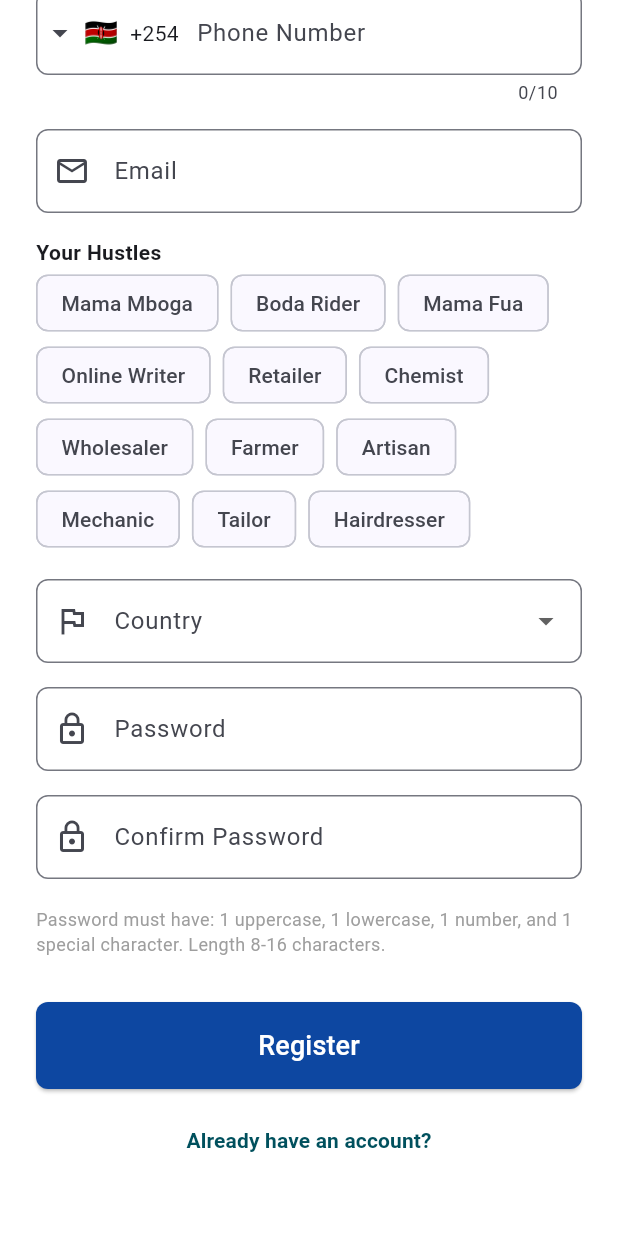
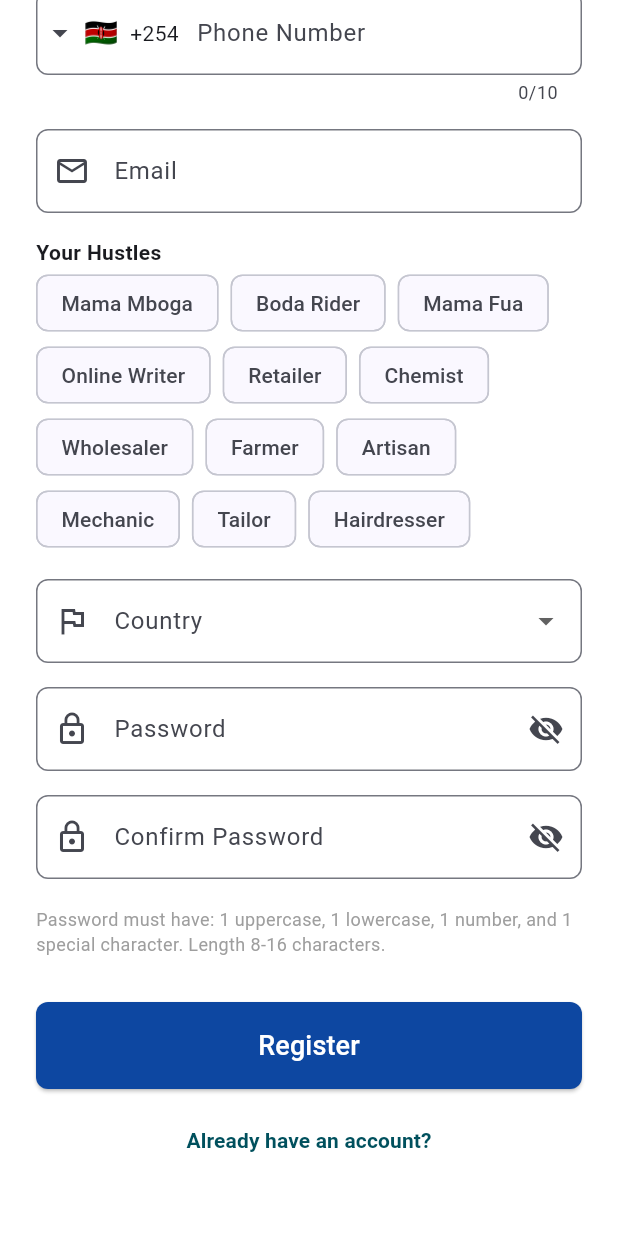
Before and after one commit to Veranzi/Jasho, a Flutter app: the SignupScreen screen opened by its route, scrolled down 372 dp, on a phone screen of 412 x 824 dp. Run offline on Flutter 3.47's test engine with Material 3 defaults, Android fonts, the phone set to English and light mode, and no system bars; drawn by our look-alikes of intl_phone_field; our stand-ins replace fl_chart, printing, shared_preferences; accounts and stored records are empty.

Commit message:
feat: Implement internationalization and UI improvements
Add localization support with English and Swahili. Enhance signup screen with password visibility toggle. Refactor AI assistant language selection. Improve job detail screen layout.

Co-authored-by: leparitours <leparitours@gmail.com>

```diff
--- /dev/null
+++ b/jashoo/lib/l10n/app_localizations.dart
@@ -0,0 +1,96 @@
+import 'package:flutter/widgets.dart';
+
+class AppLocalizations {
+  final Locale locale;
+
+  AppLocalizations(this.locale);
+
+  static AppLocalizations of(BuildContext context) {
+    return Localizations.of<AppLocalizations>(context, AppLocalizations)!;
+  }
+
+  static const LocalizationsDelegate<AppLocalizations> delegate = _AppLocalizationsDelegate();
+
+  static const Map<String, Map<String, String>> _localizedValues = {
+    'en': {
+      'language': 'Language',
+      'english': 'English',
+      'swahili': 'Swahili',
+      'login': 'Login',
+      'signup': 'Sign Up',
+      'full_name': 'Full Name',
+      'phone_number': 'Phone Number',
+      'email': 'Email',
+      'password': 'Password',
+      'confirm_password': 'Confirm Password',
+      'register': 'Register',
+      'already_have_account': 'Already have an account?',
+      'forgot_password': 'Forgot password?',
+      'create_account': 'Create Account',
+      'login_with_phone': 'Login with Phone',
+      'wallet_balance': 'Wallet Balance',
+      'logout': 'Logout',
+      'community': 'Community',
+      'jobs_marketplace': 'Jobs Marketplace',
+      'update_profile': 'Update Profile',
+      'change_password': 'Change Password',
+      'help_support': 'Help & Support',
+      'phone_verification': 'Phone Verification',
+      'sms_code': 'SMS Code',
+      'send_code': 'Send Code',
+      'verify': 'Verify',
+      'country': 'Country',
+      'county_province': 'County / Province',
+      'ward_constituency': 'Constituency / Ward',
+    },
+    'sw': {
+      'language': 'Lugha',
+      'english': 'Kiingereza',
+      'swahili': 'Kiswahili',
+      'login': 'Ingia',
+      'signup': 'Jisajili',
+      'full_name': 'Jina Kamili',
+      'phone_number': 'Nambari ya Simu',
+      'email': 'Barua pepe',
+      'password': 'Nywila',
+      'confirm_password': 'Thibitisha Nywila',
+      'register': 'Jisajili',
+      'already_have_account': 'Tayari una akaunti?',
+      'forgot_password': 'Umesahau nywila?',
+      'create_account': 'Unda Akaunti',
+      'login_with_phone': 'Ingia kwa Simu',
+      'wallet_balance': 'Salio la Pochi',
+      'logout': 'Toka',
+      'community': 'Jumuiya',
+      'jobs_marketplace': 'Soko la Kazi',
+      'update_profile': 'Sasisha Wasifu',
+      'change_password': 'Badilisha Nywila',
+      'help_support': 'Msaada',
+      'phone_verification': 'Uthibitisho wa Simu',
+      'sms_code': 'Nambari ya SMS',
+      'send_code': 'Tuma Nambari',
+      'verify': 'Thibitisha',
+      'country': 'Nchi',
+      'county_province': 'Kaunti / Mkoa',
+      'ward_constituency': 'Wadi / Eneo Bunge',
+    },
+  };
+
+  String t(String key) {
+    final map = _localizedValues[locale.languageCode] ?? _localizedValues['en']!;
+    return map[key] ?? _localizedValues['en']![key] ?? key;
+  }
+}
+
+class _AppLocalizationsDelegate extends LocalizationsDelegate<AppLocalizations> {
+  const _AppLocalizationsDelegate();
+
+  @override
+  bool isSupported(Locale locale) => ['en', 'sw'].contains(locale.languageCode);
+
+  @override
+  Future<AppLocalizations> load(Locale locale) async => AppLocalizations(locale);
+
+  @override
+  bool shouldReload(_AppLocalizationsDelegate old) => false;
+}
--- a/jashoo/lib/main.dart
+++ b/jashoo/lib/main.dart
@@ -1,6 +1,7 @@
 import 'package:flutter/material.dart';
 import 'package:provider/provider.dart';
 import 'package:flutter_localizations/flutter_localizations.dart';
+import 'l10n/app_localizations.dart';
 import 'routes.dart';
 import 'providers/auth_provider.dart';
 import 'providers/user_provider.dart';
@@ -48,6 +49,7 @@ class JashoApp extends StatelessWidget {
           Locale('sw'),
         ],
         localizationsDelegates: const [
+          AppLocalizations.delegate,
           GlobalMaterialLocalizations.delegate,
           GlobalWidgetsLocalizations.delegate,
           GlobalCupertinoLocalizations.delegate,
--- a/jashoo/lib/screens/auth/signup_screen.dart
+++ b/jashoo/lib/screens/auth/signup_screen.dart
@@ -280,16 +280,23 @@ class _SignupScreenState extends State<SignupScreen> {
 
   Widget _buildPasswordField(TextEditingController controller, String label,
       {String? Function(String?)? validator}) {
+    bool obscure = true;
     return Padding(
       padding: const EdgeInsets.symmetric(vertical: 8.0),
-      child: TextFormField(
+      child: StatefulBuilder(
+        builder: (context, setState) => TextFormField(
           controller: controller,
-        obscureText: true,
+          obscureText: obscure,
           validator: validator,
           decoration: InputDecoration(
             labelText: label,
             prefixIcon: const Icon(Icons.lock_outline),
+            suffixIcon: IconButton(
+              icon: Icon(obscure ? Icons.visibility_off : Icons.visibility),
+              onPressed: () => setState(() => obscure = !obscure),
+            ),
             border: OutlineInputBorder(borderRadius: BorderRadius.circular(8.0)),
+          ),
         ),
       ),
     );
--- a/jashoo/lib/screens/dashboard/ai_assistant_screen.dart
+++ b/jashoo/lib/screens/dashboard/ai_assistant_screen.dart
@@ -9,7 +9,7 @@ class AiAssistantScreen extends StatelessWidget {
   @override
   Widget build(BuildContext context) {
     final ai = context.watch<AiProvider>();
-    final isEnglish = ai.languageCode == 'en';
+    final isEnglish = Localizations.localeOf(context).languageCode == 'en';
     return Scaffold(
       appBar: AppBar(
         title: const Text('Jasho Insights'),
@@ -17,27 +17,7 @@ class AiAssistantScreen extends StatelessWidget {
       ),
       body: Column(
         children: [
-          Padding(
-            padding: const EdgeInsets.all(12.0),
-            child: Row(
-              children: [
-                const Text('Language:'),
-                const SizedBox(width: 8),
-                ChoiceChip(
-                  label: const Text('English'),
-                  selected: isEnglish,
-                  onSelected: (_) => ai.setLanguage('en'),
-                ),
-                const SizedBox(width: 8),
-                ChoiceChip(
-                  label: const Text('Swahili'),
-                  selected: !isEnglish,
-                  onSelected: (_) => ai.setLanguage('sw'),
-                ),
-              ],
-            ),
-          ),
-          const Divider(),
+          // Removed language switch; now controlled globally via drawer
           // Period toggles
           Padding(
             padding: const EdgeInsets.symmetric(horizontal: 12.0),
--- a/jashoo/lib/screens/jobs/job_detail_screen.dart
+++ b/jashoo/lib/screens/jobs/job_detail_screen.dart
@@ -18,7 +18,9 @@ class JobDetailScreen extends StatelessWidget {
     }
     return Scaffold(
       appBar: AppBar(title: Text(job.title)),
-      body: Padding(
+      body: SafeArea(
+        child: SingleChildScrollView(
+          child: Padding(
         padding: const EdgeInsets.all(16.0),
         child: Column(
           crossAxisAlignment: CrossAxisAlignment.start,
@@ -43,12 +45,14 @@ class JobDetailScreen extends StatelessWidget {
                 child: const Text('Mark Paid'),
               ),
             ]),
-            const Spacer(),
+            const SizedBox(height: 24),
             ElevatedButton(
               onPressed: () => _showReviewDialog(context, jobs, job.id),
               child: const Text('Leave Review'),
             )
           ],
+        ),
+          ),
         ),
       ),
     );
```
Lines whose indentation alone changed are shown as unchanged.
